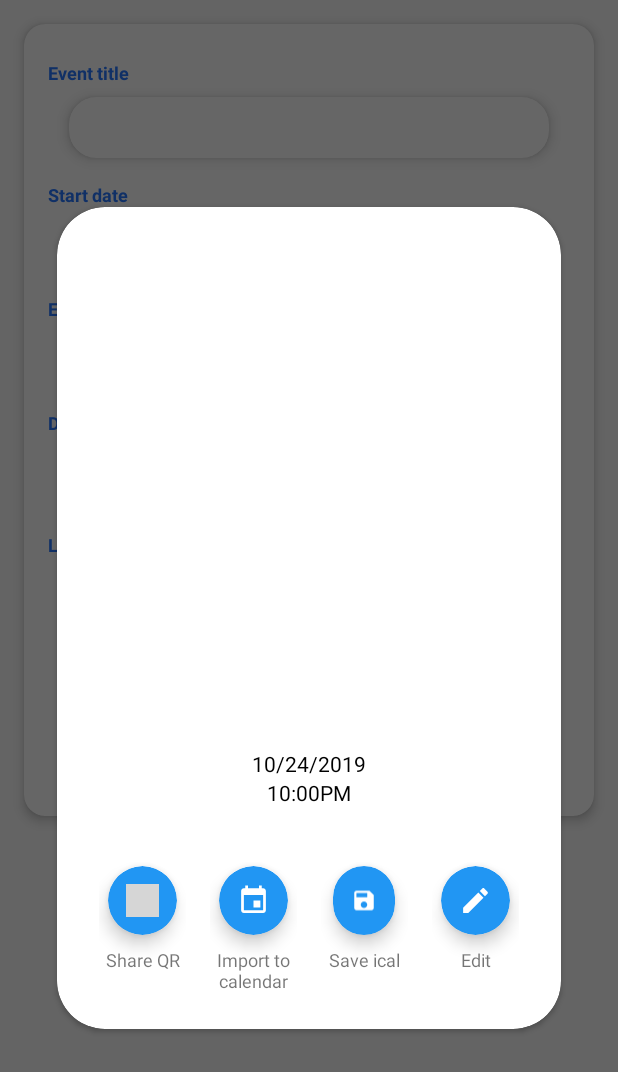
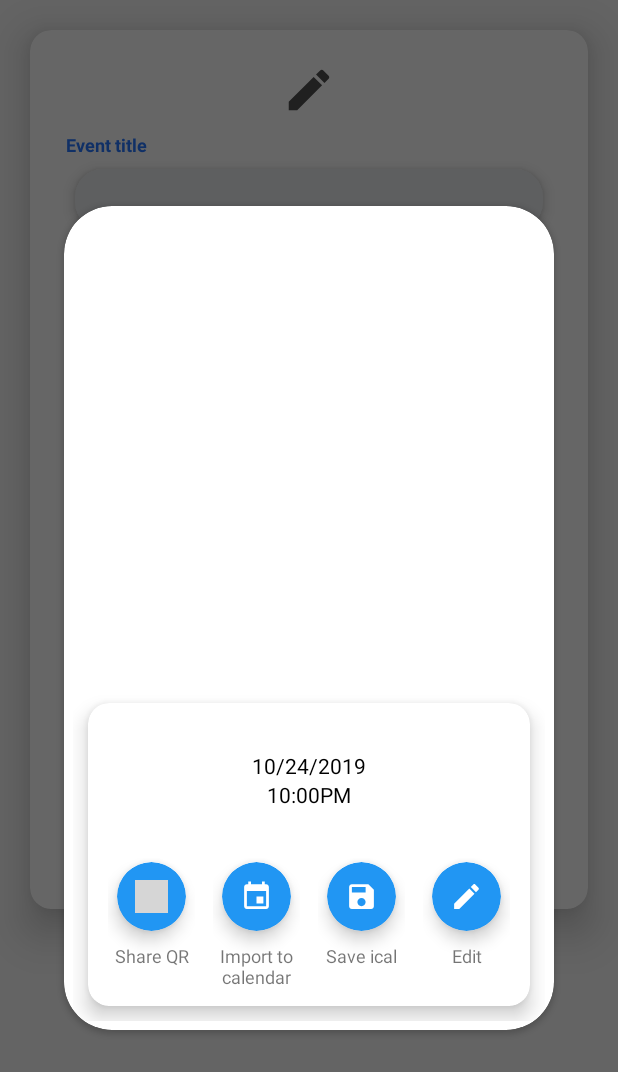
Before and after one commit to danielPerez97/Evence, an Android app: the GenerateQR screen opened directly, with no data from a screen before it, after a tap on an icon or button, on a phone screen of 412 x 824 dp. Shown: the top 1072 px of the screen. Run offline under Robolectric (Android 15) with nearby library versions, the light colour scheme and no system bars; our stand-ins replace RxJava, data binding; libraries missing offline, so code that uses them is left out: com.jakewharton.threetenabp, com.journeyapps.barcodescanner, net.fortuna.ical4j; 14 statements that could not run were skipped; grey boxes are pictures that could not be loaded.

Commit message:
UI changes. better edit function

```diff
--- a/app/build.gradle
+++ b/app/build.gradle
@@ -5,8 +5,8 @@ apply plugin: 'kotlin-kapt'
 android {
     signingConfigs {
         debug {
-            storeFile file('/home/daniel/.android/debug.keystore')
-//            storeFile file('C:/Users/delca/.android/debug.keystore')
+//            storeFile file('/home/daniel/.android/debug.keystore')
+          storeFile file('C:/Users/delca/.android/debug.keystore')
             storePassword 'android'
             keyAlias = 'androiddebugkey'
             keyPassword 'android'
--- a/app/src/main/java/projects/csce/evence/view/adapter/CardsAdapter.java
+++ b/app/src/main/java/projects/csce/evence/view/adapter/CardsAdapter.java
@@ -76,13 +76,11 @@ public class CardsAdapter extends RecyclerView.Adapter<CardsAdapter.ViewHolder>
 
         ViewHolder(@NonNull View itemView) {
             super(itemView);
-
             eventTitle = itemView.findViewById(R.id.list_entry_title_textview);
             entryCardView = itemView.findViewById(R.id.list_entry_cardview);
             eventDate = itemView.findViewById(R.id.list_entry_date_textview);
             eventTime = itemView.findViewById(R.id.list_entry_time_textview);
             qrImage = itemView.findViewById(R.id.qrImageView);
-
         }
 
         //todo: tbc
@@ -93,7 +91,6 @@ public class CardsAdapter extends RecyclerView.Adapter<CardsAdapter.ViewHolder>
             eventTime.setText(event.getStart().format(DateTimeFormatter.ofPattern("hh:mm a")));
             qrImage.setImageBitmap(generator.forceGenerate(event));
 
-
             //using setOnClickListener loses statelistanimation
             entryCardView.setOnClickListener(view -> new QRDialog(context, ical, generator, fileManager));
         }
--- a/app/src/main/java/projects/csce/evence/view/ui/MainActivity.java
+++ b/app/src/main/java/projects/csce/evence/view/ui/MainActivity.java
@@ -56,7 +56,7 @@ public class MainActivity extends AppCompatActivity {
         handleRecyclerView();
 
         binding.loginBtn.setOnClickListener(view -> signIn());
-        Utils.toastLong(getBaseContext(), "Hello");
+
     }
 
     @Override
--- a/app/src/main/java/projects/csce/evence/view/ui/QRDialog.java
+++ b/app/src/main/java/projects/csce/evence/view/ui/QRDialog.java
@@ -58,6 +58,7 @@ public class QRDialog {
         dialog = new Dialog(context);
         dialog.setContentView(binding.getRoot());
         dialog.getWindow().setBackgroundDrawable(new ColorDrawable(Color.TRANSPARENT));
+        dialog.setCancelable(true);
         dialog.setCanceledOnTouchOutside(true);
         dialog.show();
     }
@@ -78,8 +79,6 @@ public class QRDialog {
 
     public void shareQR() {
         Log.d(TAG, "share:");
-
-
         Intent intent = new Intent(Intent.ACTION_SEND);
         intent.setType("image/png");
         intent.putExtra(Intent.EXTRA_STREAM, generator.forceGenerate(currentEvent));
@@ -87,7 +86,6 @@ public class QRDialog {
     }
 
     public void importToCalendar() {
-        Toast.makeText(context, "import", Toast.LENGTH_SHORT).show();
         Intent toCalendar = new Intent(ACTION_INSERT);
         toCalendar.setData(CalendarContract.Events.CONTENT_URI);
         toCalendar.putExtra(CalendarContract.Events.TITLE, currentEvent.getTitle());
--- /dev/null
+++ b/app/src/main/res/drawable/ic_edit_gray_48dp.xml
@@ -0,0 +1,5 @@
+<vector android:height="24dp" android:tint="#505050"
+    android:viewportHeight="24.0" android:viewportWidth="24.0"
+    android:width="24dp" xmlns:android="http://schemas.android.com/apk/res/android">
+    <path android:fillColor="#FF000000" android:pathData="M3,17.25V21h3.75L17.81,9.94l-3.75,-3.75L3,17.25zM20.71,7.04c0.39,-0.39 0.39,-1.02 0,-1.41l-2.34,-2.34c-0.39,-0.39 -1.02,-0.39 -1.41,0l-1.83,1.83 3.75,3.75 1.83,-1.83z"/>
+</vector>
--- /dev/null
+++ b/app/src/main/res/drawable/ic_event_note_gray_48dp.xml
@@ -0,0 +1,5 @@
+<vector android:height="48dp" android:tint="#505050"
+    android:viewportHeight="24.0" android:viewportWidth="24.0"
+    android:width="48dp" xmlns:android="http://schemas.android.com/apk/res/android">
+    <path android:fillColor="#FF000000" android:pathData="M17,10L7,10v2h10v-2zM19,3h-1L18,1h-2v2L8,3L8,1L6,1v2L5,3c-1.11,0 -1.99,0.9 -1.99,2L3,19c0,1.1 0.89,2 2,2h14c1.1,0 2,-0.9 2,-2L21,5c0,-1.1 -0.9,-2 -2,-2zM19,19L5,19L5,8h14v11zM14,14L7,14v2h7v-2z"/>
+</vector>
--- a/app/src/main/res/layout/activity_generate_qr.xml
+++ b/app/src/main/res/layout/activity_generate_qr.xml
@@ -16,15 +16,29 @@
 
     <androidx.cardview.widget.CardView
         style="@style/LayoutContainerCardView"
-
-        app:cardElevation="4dp">
+        android:layout_margin="20dp"
+        app:cardElevation="16dp">
 
         <LinearLayout
             android:layout_width="match_parent"
-            android:layout_height="match_parent"
+            android:layout_height="wrap_content"
             android:layout_margin="16dp"
             android:orientation="vertical"
-            tools:context=".view.ui.GenerateQR">
+            tools:context=".view.ui.GenerateQR"
+            >
+
+            <LinearLayout
+                android:layout_width="match_parent"
+                android:layout_height="wrap_content"
+                android:orientation="horizontal"
+                android:gravity="center">
+                <ImageView
+                    android:layout_width="36dp"
+                    android:layout_height="36dp"
+                    android:src="@drawable/ic_edit_gray_48dp"
+                    android:layout_marginTop="4dp"/>
+
+            </LinearLayout>
 
             <TextView
                 style="@style/FormTitleTextView"
@@ -124,19 +138,6 @@
             </LinearLayout>
 
 
-            <TextView
-                style="@style/FormTitleTextView"
-                android:text="@string/description"/>
-
-            <androidx.cardview.widget.CardView
-                style="@style/FormCardView"
-                android:layout_width="match_parent"
-                android:layout_height="wrap_content">
-                <EditText
-                    android:id="@+id/description_edit_text"
-                    style="@style/FormEditText"
-                    />
-            </androidx.cardview.widget.CardView>
 
             <TextView
                 style="@style/FormTitleTextView"
@@ -153,17 +154,32 @@
                     />
             </androidx.cardview.widget.CardView>
 
+            <TextView
+                style="@style/FormTitleTextView"
+                android:text="@string/description"/>
+
+            <androidx.cardview.widget.CardView
+                style="@style/FormCardView"
+                android:layout_width="match_parent"
+                android:layout_height="wrap_content">
+                <EditText
+                    android:id="@+id/description_edit_text"
+                    style="@style/FormEditText"
+                    />
+            </androidx.cardview.widget.CardView>
+
+
             <androidx.cardview.widget.CardView
                 android:id="@+id/generate_btn"
                 style="@style/ButtonCardView"
                 android:onClick="@{() -> view.generateQR()}"
-                android:layout_width="100dp"
-                android:layout_height="100dp"
+                android:layout_width="125dp"
+                android:layout_height="98dp"
                 android:layout_gravity="center"
                 app:cardUseCompatPadding="true"
                 android:backgroundTint="@color/colorAccent"
-                app:cardCornerRadius="50dp"
-                app:cardElevation="6dp"
+                app:cardCornerRadius="23dp"
+                app:cardElevation="12dp"
                 >
                 <ImageView
                     style="@style/CircularButtonImageView"
--- a/app/src/main/res/layout/dialog_box_qr.xml
+++ b/app/src/main/res/layout/dialog_box_qr.xml
@@ -22,8 +22,8 @@
 
             android:layout_width="match_parent"
             android:layout_height="wrap_content"
-            android:layout_marginTop="70dp"
-            android:layout_marginBottom="70dp"
+            android:layout_marginTop="55dp"
+            android:layout_marginBottom="55dp"
             android:layout_marginLeft="16dp"
             android:layout_marginRight="16dp"
             app:cardCornerRadius="32dp">
@@ -33,19 +33,30 @@
                 android:layout_height="wrap_content"
                 android:gravity="center_horizontal"
                 android:orientation="vertical"
-                android:padding="4dp">
+                android:padding="6dp">
 
                 <ImageView
                     android:id="@+id/qr_dialog_qr_imageview"
                     android:layout_width="match_parent"
-                    android:layout_height="330dp"
+                    android:layout_height="315dp"
                     android:src="@drawable/ic_border_right_black_24dp" />
+
+                <androidx.cardview.widget.CardView
+                    android:layout_width="match_parent"
+                    android:layout_marginBottom="20dp"
+                    style="@style/LayoutContainerCardView"
+                    >
+                    <LinearLayout
+                        android:layout_width="match_parent"
+                        android:layout_height="wrap_content"
+                        android:orientation="vertical"
+                        android:padding="7dp">
 
                         <TextView
                             android:id="@+id/qr_dialog_event_title_textview"
                             style="@style/EventDetailsDialogBoxTextView"
                             android:text="Graduation Day"
-                    android:textSize="20sp" />
+                            android:textSize="18sp" />
 
                         <TextView
                             android:id="@+id/qr_dialog_event_start_date_textview"
@@ -61,11 +72,10 @@
                             android:id="@+id/qr_dialog_event_location_textview"
                             style="@style/EventDetailsDialogBoxTextView"
                             android:text="Bud Walton Arena" />
-
                         <LinearLayout
                             android:layout_width="match_parent"
                             android:layout_height="wrap_content"
-                    android:layout_margin="16dp"
+                            android:layout_marginTop="12dp"
                             android:gravity="center_horizontal"
                             android:orientation="horizontal">
 
@@ -104,7 +114,6 @@
 
                                 <androidx.cardview.widget.CardView
                                     style="@style/CircularButtonCardView"
-                            android:layout_width="41dp"
                                     android:onClick="@{() -> view.save()}">
 
                                     <ImageView
@@ -132,6 +141,11 @@
                                     android:text="Edit" />
                             </LinearLayout>
                         </LinearLayout>
+                    </LinearLayout>
+
+                </androidx.cardview.widget.CardView>
+
+
 
             </LinearLayout>
 
--- a/app/src/main/res/values/styles.xml
+++ b/app/src/main/res/values/styles.xml
@@ -14,7 +14,9 @@
         <item name="android:textColor">#2979FF</item>
         <item name="android:layout_width">match_parent</item>
         <item name="android:layout_height">wrap_content</item>
-        <item name="android:layout_marginTop">8dp</item>
+        <item name="android:layout_marginTop">12dp</item>
+        <item name="android:layout_marginLeft">8dp</item>
+
     </style>
 
     <style name="FormEditText">
@@ -25,6 +27,8 @@
         <item name="android:layout_marginBottom">8dp</item>
         <item name="android:layout_marginLeft">14dp</item>
         <item name="android:layout_marginRight">14dp</item>
+        <item name="android:textColor">#666666</item>
+        <item name="android:backgroundTint">#BEBEBE</item>
     </style>
 
     <style name="FormDateTextView">
@@ -48,14 +52,16 @@
         <item name="android:layout_marginRight">14dp</item>
         <item name="cardElevation">4dp</item>
         <item name="cardCornerRadius">18dp</item>
+        <item name="android:backgroundTint">#ECEFF1</item>
     </style>
 
     <style name="LayoutContainerCardView">
         <item name="android:layout_width">match_parent</item>
         <item name="android:layout_height">wrap_content</item>
-        <item name="android:layout_margin">16dp</item>
-        <item name="android:padding">8dp</item>z
+        <item name="android:layout_margin">10dp</item>
+        <item name="android:padding">10dp</item>
         <item name="cardCornerRadius">14dp      </item>
+        <item name="cardElevation">8dp</item>
     </style>
 
     <style name="ButtonCardView">
@@ -77,8 +83,8 @@
         <item name="android:layout_width">wrap_content</item>
         <item name="android:layout_height">wrap_content</item>
         <item name="android:orientation">vertical</item>
-        <item name="android:layout_marginRight">8dp</item>
-        <item name="android:layout_marginLeft">8dp</item>
+        <item name="android:layout_marginRight">6dp</item>
+        <item name="android:layout_marginLeft">6dp</item>
         <item name="android:gravity">center</item>
     </style>
 
```
Also changed, not shown: app/src/main/java/projects/csce/evence/view/ui/GenerateQR.java (+20 -0 lines), app/src/main/res/layout/events_list_entry_layout.xml (+9 -9 lines). Lines whose indentation alone changed are shown as unchanged.
